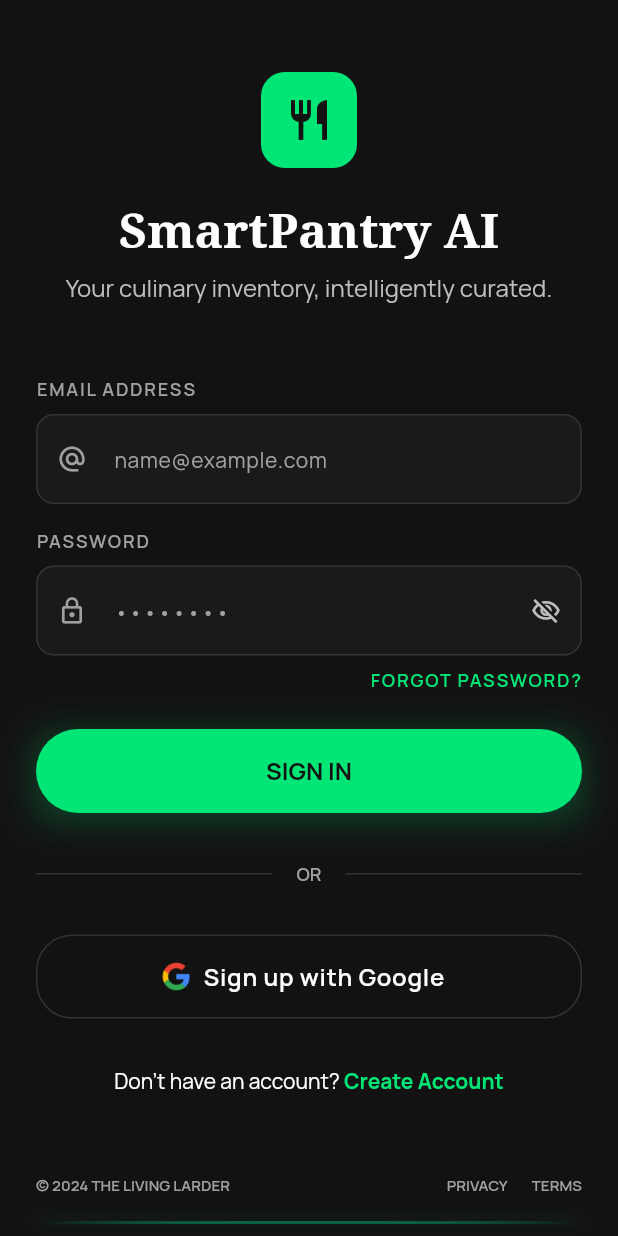
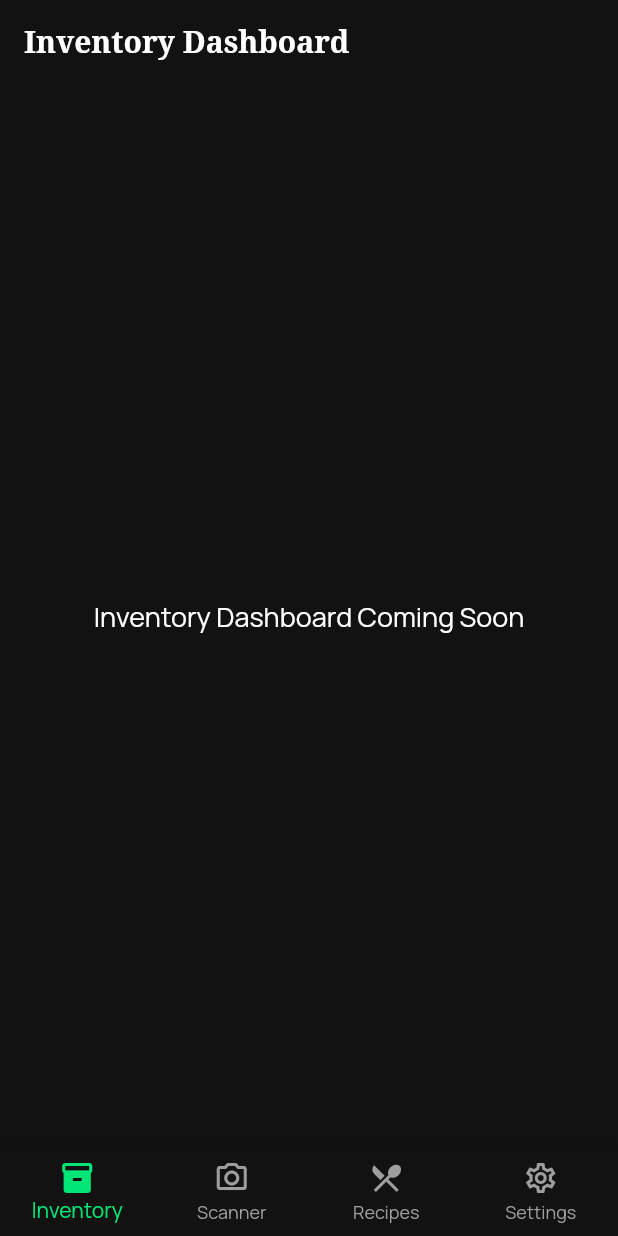
Before and after one commit to isura3147/smart-pantry-ai, a Flutter app: the screen it shows after launch, after a tap on "SIGN IN", on a phone screen of 412 x 824 dp. Run offline on Flutter 3.47's test engine with Material 3 defaults, Android fonts, the phone set to English and light mode, and no system bars; our stand-ins replace camera, google_fonts; network calls fail.

Commit message:
feat: unified main bottom navigation and dummy login

```diff
--- a/frontend/lib/core/theme/app_theme.dart
+++ b/frontend/lib/core/theme/app_theme.dart
@@ -8,7 +8,9 @@
   static const Color secondary = Color(0xFF03AE75);
   static const Color tertiary = Color(0xFF00DCFD);
   static const Color neutral = Color(0xFF121212);
+  static const Color _backgroundBase = Color(0xFF121212);
   static const Color _surfaceL1 = Color(0xFF1A1A1A);
+  static const Color _surfaceL2 = Color(0xFF222222);
   static const Color _textHigh = Color(0xFFFFFFFF);
   static const Color _textMedium = Color(0xFFA0A0A0);
   static const Color _border = Color(0xFF333333);
--- a/frontend/lib/features/auth/screens/login_screen.dart
+++ b/frontend/lib/features/auth/screens/login_screen.dart
@@ -1,5 +1,6 @@
 import 'package:flutter/material.dart';
 import '../../../core/theme/app_theme.dart';
+import '../../../main_wrapper.dart';
 import 'signup_screen.dart';
 
 class LoginScreen extends StatefulWidget {
@@ -167,7 +168,13 @@
                           ],
                         ),
                         child: ElevatedButton(
-                          onPressed: () {},
+                          onPressed: () {
+                            Navigator.of(context).pushReplacement(
+                              MaterialPageRoute(
+                                builder: (_) => const MainWrapperScreen(),
+                              ),
+                            );
+                          },
                           child: const Text('SIGN IN'),
                         ),
                       ),
--- /dev/null
+++ b/frontend/lib/features/auth/screens/settings_screen.dart
@@ -0,0 +1,22 @@
+import 'package:flutter/material.dart';
+
+class SettingsScreen extends StatelessWidget {
+  const SettingsScreen({super.key});
+
+  @override
+  Widget build(BuildContext context) {
+    return Scaffold(
+      backgroundColor: Theme.of(context).colorScheme.surface,
+      appBar: AppBar(
+        backgroundColor: Theme.of(context).colorScheme.surface,
+        title: const Text('Settings'),
+      ),
+      body: const Center(
+        child: Text(
+          'Settings Coming Soon',
+          style: TextStyle(fontSize: 18),
+        ),
+      ),
+    );
+  }
+}
--- a/frontend/lib/features/fridge_scanner/screens/fridge_scanner_page.dart
+++ b/frontend/lib/features/fridge_scanner/screens/fridge_scanner_page.dart
@@ -1,6 +1,5 @@
 import 'package:flutter/material.dart';
 import '../widgets/detected_item.dart';
-import '../widgets/scanner_bottom_nav.dart';
 import 'scanner_camera_screen.dart';
 import 'scanner_mode_selection_screen.dart';
 
@@ -132,10 +131,6 @@
       extendBody: true,
       backgroundColor: Theme.of(context).colorScheme.surfaceContainerLowest,
       body: body,
-      bottomNavigationBar: ScannerBottomNav(
-        currentIndex: _navIndex,
-        onTap: (index) => setState(() => _navIndex = index),
-      ),
     );
   }
 }
--- /dev/null
+++ b/frontend/lib/features/inventory_logic/screens/inventory_dashboard_screen.dart
@@ -0,0 +1,22 @@
+import 'package:flutter/material.dart';
+
+class InventoryDashboardScreen extends StatelessWidget {
+  const InventoryDashboardScreen({super.key});
+
+  @override
+  Widget build(BuildContext context) {
+    return Scaffold(
+      backgroundColor: Theme.of(context).colorScheme.surface,
+      appBar: AppBar(
+        backgroundColor: Theme.of(context).colorScheme.surface,
+        title: const Text('Inventory Dashboard'),
+      ),
+      body: const Center(
+        child: Text(
+          'Inventory Dashboard Coming Soon',
+          style: TextStyle(fontSize: 18),
+        ),
+      ),
+    );
+  }
+}
--- a/frontend/lib/features/smart_chef/screens/ai_chef_dashboard_screen.dart
+++ b/frontend/lib/features/smart_chef/screens/ai_chef_dashboard_screen.dart
@@ -5,7 +5,6 @@
 import '../models/recipe.dart';
 import '../widgets/category_chip.dart';
 import '../widgets/chef_app_bar.dart';
-import '../widgets/chef_bottom_nav.dart';
 import '../widgets/expiring_item_card.dart';
 import '../widgets/generate_recipes_button.dart';
 import '../widgets/recipe_suggestion_card.dart';
@@ -27,8 +26,6 @@
   ];
 
   int _selectedCategoryIndex = 0;
-  // shell will own the nav later, this is temp
-  int _bottomNavIndex = 2;
 
   void _openRecipe(Recipe recipe) {
     Navigator.of(context).push(
@@ -118,11 +115,6 @@
           ],
         ),
       ),
-      // drop when shell provides the bottom nav
-      bottomNavigationBar: ChefBottomNav(
-        currentIndex: _bottomNavIndex,
-        onTap: (i) => setState(() => _bottomNavIndex = i),
-      ),
     );
   }
 }
--- /dev/null
+++ b/frontend/lib/main_wrapper.dart
@@ -0,0 +1,81 @@
+import 'package:flutter/material.dart';
+import 'core/theme/app_theme.dart';
+import 'features/inventory_logic/screens/inventory_dashboard_screen.dart';
+import 'features/fridge_scanner/screens/fridge_scanner_page.dart';
+import 'features/smart_chef/screens/ai_chef_dashboard_screen.dart';
+import 'features/auth/screens/settings_screen.dart';
+
+class MainWrapperScreen extends StatefulWidget {
+  const MainWrapperScreen({super.key});
+
+  @override
+  State<MainWrapperScreen> createState() => _MainWrapperScreenState();
+}
+
+class _MainWrapperScreenState extends State<MainWrapperScreen> {
+  int _currentIndex = 0;
+
+  final List<Widget> _pages = const [
+    InventoryDashboardScreen(),
+    FridgeScannerPage(),
+    AIChefDashboardScreen(),
+    SettingsScreen(),
+  ];
+
+  @override
+  Widget build(BuildContext context) {
+    return Scaffold(
+      body: IndexedStack(
+        index: _currentIndex,
+        children: _pages,
+      ),
+      bottomNavigationBar: Container(
+        decoration: BoxDecoration(
+          color: Theme.of(context).colorScheme.surface,
+          boxShadow: [
+            BoxShadow(
+              color: Colors.black.withValues(alpha: 0.1),
+              blurRadius: 10,
+              offset: const Offset(0, -5),
+            ),
+          ],
+        ),
+        child: BottomNavigationBar(
+          currentIndex: _currentIndex,
+          onTap: (index) {
+            setState(() {
+              _currentIndex = index;
+            });
+          },
+          backgroundColor: Colors.transparent,
+          elevation: 0,
+          selectedItemColor: AppTheme.primary,
+          unselectedItemColor: Colors.grey,
+          type: BottomNavigationBarType.fixed,
+          items: const [
+            BottomNavigationBarItem(
+              icon: Icon(Icons.inventory_2_outlined),
+              activeIcon: Icon(Icons.inventory_2),
+              label: 'Inventory',
+            ),
+            BottomNavigationBarItem(
+              icon: Icon(Icons.camera_alt_outlined),
+              activeIcon: Icon(Icons.camera_alt),
+              label: 'Scanner',
+            ),
+            BottomNavigationBarItem(
+              icon: Icon(Icons.restaurant_menu_outlined),
+              activeIcon: Icon(Icons.restaurant_menu),
+              label: 'Recipes',
+            ),
+            BottomNavigationBarItem(
+              icon: Icon(Icons.settings_outlined),
+              activeIcon: Icon(Icons.settings),
+              label: 'Settings',
+            ),
+          ],
+        ),
+      ),
+    );
+  }
+}
```
